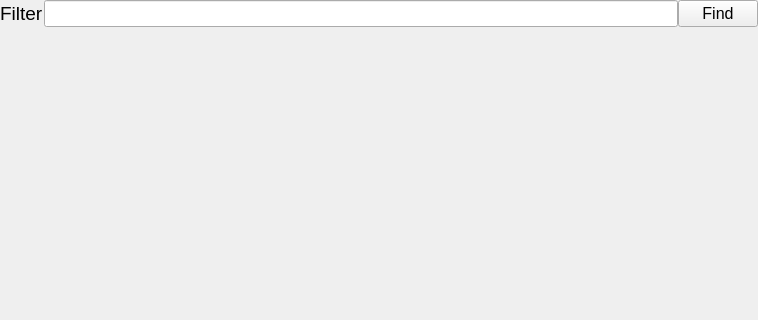
siavash119/qtchan, file threadtab.ui: the form before one commit; both pictures show x 0 to 758 and y 0 to 320 of the 758 by 627 pixel window.
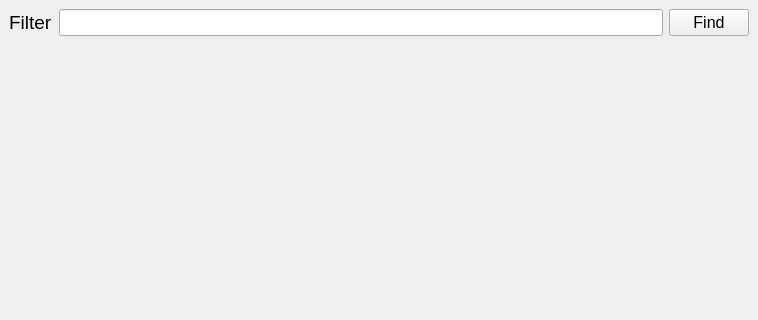
The form after the commit.

What changed in the file:
```diff
--- a/threadtab.ui
+++ b/threadtab.ui
@@ -50,6 +50,7 @@
     <number>0</number>
    </property>
    <item>
+    <widget class="QWidget" name="searchWidget" native="true">
     <layout class="QHBoxLayout" name="horizontalLayout" stretch="0,0,0">
      <property name="sizeConstraint">
       <enum>QLayout::SetDefaultConstraint</enum>
@@ -84,6 +85,7 @@
       </widget>
      </item>
     </layout>
+    </widget>
    </item>
    <item>
     <widget class="QScrollArea" name="scrollArea">
@@ -127,7 +129,7 @@
        </sizepolicy>
       </property>
       <property name="autoFillBackground">
-       <bool>false</bool>
+       <bool>true</bool>
       </property>
       <layout class="QVBoxLayout" name="threads">
        <property name="spacing">
```
Lines whose indentation alone changed are shown as unchanged.
